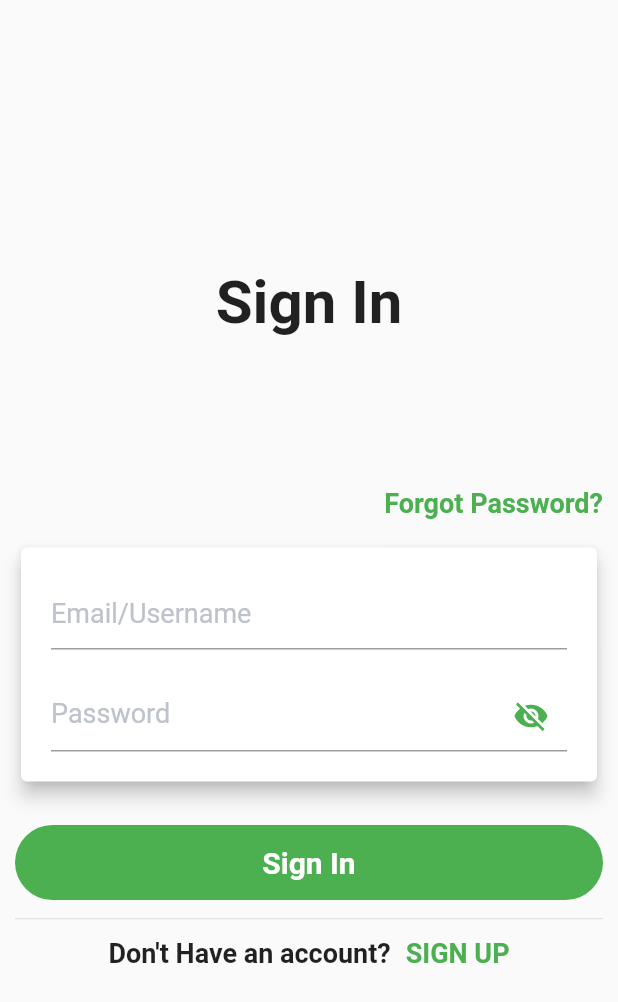
After one commit to fanonxr/Nimbus, a Flutter app: the screen it shows after launch, item 2 of the bottom bar chosen, after a tap on "Procced to Checkout", on a phone screen of 412 x 824 dp. The commit adds this screen. Shown: the top 1002 px of the screen. Run offline on Flutter 3.47's test engine with Material 2 defaults, Android fonts, the phone set to English and light mode, and no system bars.

```diff
--- a/lib/screens/order_screen.dart
+++ b/lib/screens/order_screen.dart
@@ -1,5 +1,6 @@
 import 'package:flutter/material.dart';
 import 'package:nimbus/components/order_card.dart';
+import 'package:nimbus/screens/sign_in_screen.dart';
 
 class OrderScreen extends StatefulWidget {
   @override
@@ -83,7 +84,11 @@ class _OrderScreenState extends State<OrderScreen> {
             ],
           ),
           SizedBox(height: 20.0,),
-          Container(
+          GestureDetector(
+            onTap: (){
+              Navigator.of(context).push(MaterialPageRoute(builder: (BuildContext) => SignInScreen()));
+            },
+            child: Container(
               width: MediaQuery.of(context).size.width,
               height: 50.0,
               decoration: BoxDecoration(
@@ -93,6 +98,7 @@ class _OrderScreenState extends State<OrderScreen> {
               child: Center(
                 child: Text("Procced to Checkout", style: TextStyle(color: Colors.white, fontWeight: FontWeight.bold, fontSize: 18.0),),
               ),
+            ),
           )
         ],
       ),
--- /dev/null
+++ b/lib/screens/sign_in_screen.dart
@@ -0,0 +1,140 @@
+import 'package:flutter/material.dart';
+
+class SignInScreen extends StatefulWidget {
+  @override
+  _SignInScreenState createState() => _SignInScreenState();
+}
+
+class _SignInScreenState extends State<SignInScreen> {
+  // toggle visibility
+  bool _toggleVisibility = true;
+  // email field
+  Widget _buildEmailTextField() {
+    return TextFormField(
+      decoration: InputDecoration(
+        hintText: "Email/Username",
+        hintStyle: TextStyle(color: Color(0xffbdc2cb), fontSize: 18.0),
+      ),
+    );
+  }
+
+  // password field
+  Widget _buildPasswordTextField() {
+    return TextFormField(
+      decoration: InputDecoration(
+        hintText: "Password",
+        hintStyle: TextStyle(color: Color(0xffbdc2cb), fontSize: 18.0),
+        suffixIcon: IconButton(
+          onPressed: () {
+            // change visibility
+            setState(() {
+              _toggleVisibility = !_toggleVisibility;
+            });
+          },
+          icon: _toggleVisibility
+              ? Icon(
+                  Icons.visibility_off,
+                  color: Colors.green,
+                )
+              : Icon(
+                  Icons.visibility,
+                  color: Colors.green,
+                ),
+        ),
+      ),
+      obscureText: _toggleVisibility,
+    );
+  }
+
+  @override
+  Widget build(BuildContext context) {
+    return Scaffold(
+      body: Padding(
+        padding: EdgeInsets.symmetric(horizontal: 10.0),
+        child: Column(
+          mainAxisAlignment: MainAxisAlignment.center,
+          children: <Widget>[
+            Text(
+              "Sign In",
+              style: TextStyle(fontSize: 40.0, fontWeight: FontWeight.bold),
+            ),
+            SizedBox(
+              height: 100.0,
+            ),
+            Row(
+              mainAxisAlignment: MainAxisAlignment.end,
+              children: <Widget>[
+                Text(
+                  "Forgot Password?",
+                  style: TextStyle(
+                      fontSize: 18.0,
+                      color: Colors.green,
+                      fontWeight: FontWeight.bold),
+                ),
+              ],
+            ),
+            SizedBox(
+              height: 15.0,
+            ),
+            Card(
+              elevation: 5.0,
+              child: Padding(
+                padding: EdgeInsets.all(20),
+                child: Column(
+                  children: <Widget>[
+                    _buildEmailTextField(),
+                    SizedBox(
+                      height: 20.0,
+                    ),
+                    _buildPasswordTextField(),
+                  ],
+                ),
+              ),
+            ),
+            SizedBox(
+              height: 25.0,
+            ),
+            Container(
+              height: 50.0,
+              decoration: BoxDecoration(
+                color: Colors.green,
+                borderRadius: BorderRadius.circular(25.0),
+              ),
+              child: Center(
+                child: Text(
+                  'Sign In',
+                  style: TextStyle(
+                      color: Colors.white,
+                      fontSize: 20.0,
+                      fontWeight: FontWeight.bold),
+                ),
+              ),
+            ),
+            Divider(
+              height: 25.0,
+            ),
+            Row(
+              mainAxisAlignment: MainAxisAlignment.center,
+              children: <Widget>[
+                Text(
+                  "Don't Have an account?",
+                  style: TextStyle(fontWeight: FontWeight.bold, fontSize: 18.0),
+                ),
+                SizedBox(
+                  width: 10.0,
+                ),
+                Text(
+                  "SIGN UP",
+                  style: TextStyle(
+                      color: Colors.green,
+                      fontWeight: FontWeight.bold,
+                      fontSize: 18.0),
+                ),
+              ],
+            ),
+          ],
+        ),
+      ),
+    );
+  }
+}
```
Lines whose indentation alone changed are shown as unchanged.
